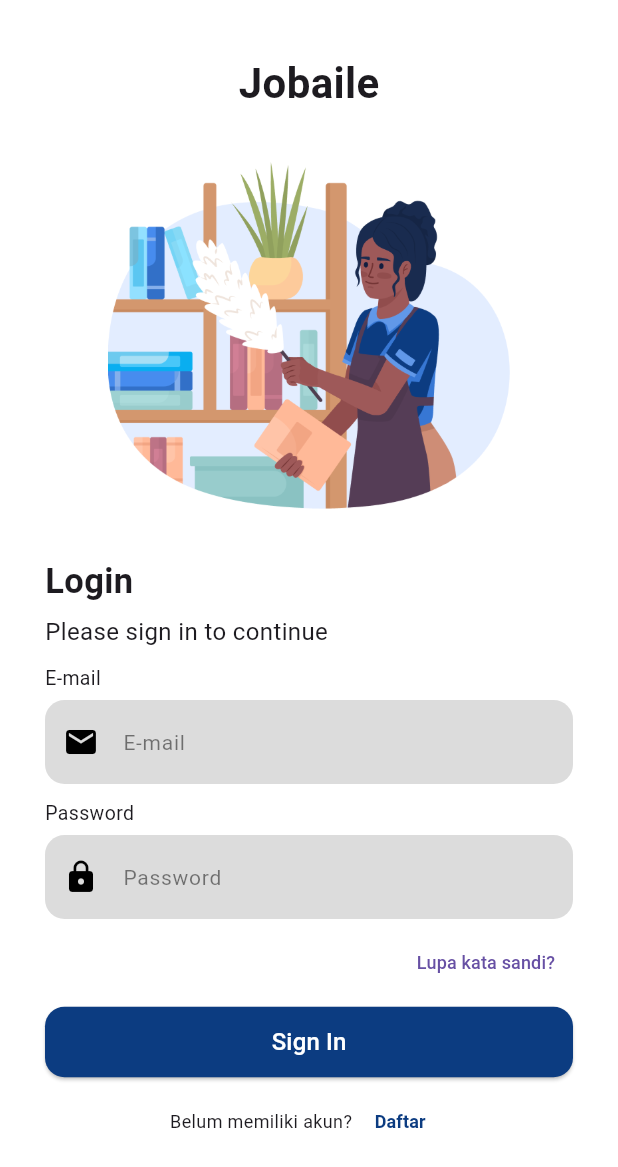
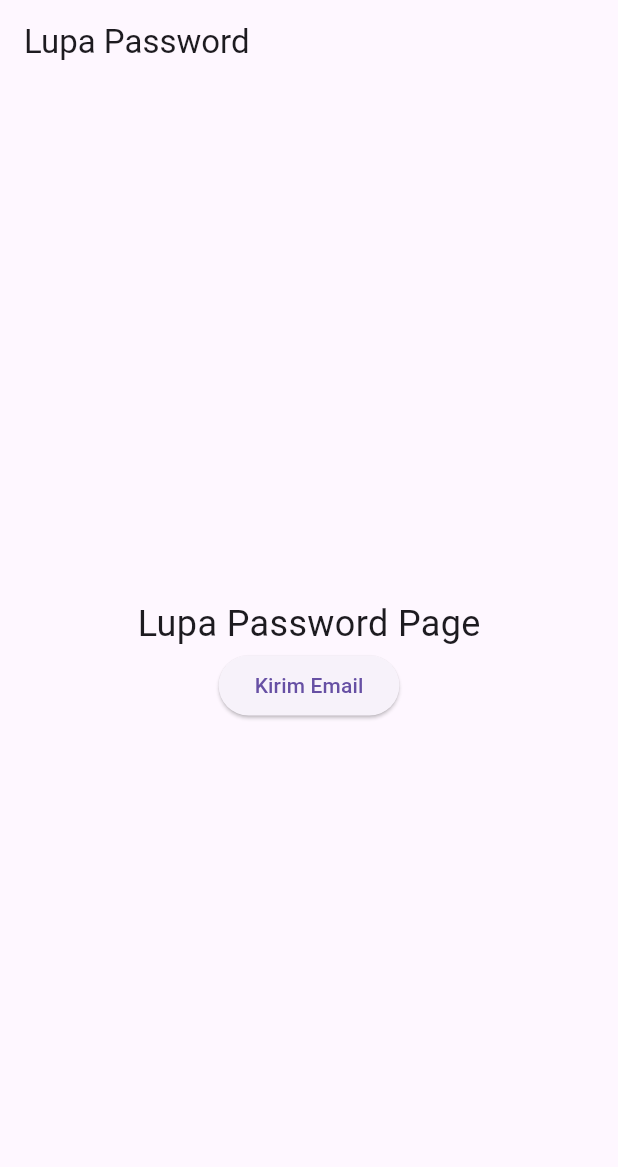
Before and after one commit to chaidenfoanto/Jobaile_FRONTEND_Recruiter, a Flutter app: the screen it shows after launch, after a tap on "Lupa kata sandi?", on a phone screen of 412 x 824 dp. Shown: the top 1167 px of the screen. Run offline on Flutter 3.47's test engine with Material 3 defaults, Android fonts, the light colour scheme and no system bars; our stand-ins replace flutter_bloc, go_router; Roboto replaces fonts that are missing (Poppins).

Commit message:
login bloc dan go router

```diff
--- /dev/null
+++ b/front-end/lib/BLoC/loginbloc/login_bloc.dart
@@ -0,0 +1,33 @@
+// login_bloc.dart
+import 'package:flutter_bloc/flutter_bloc.dart';
+import 'package:login/repository/auth_repository.dart';
+import 'login_event.dart';
+import 'login_state.dart';// Import AuthRepository di sini
+
+class AuthBloc extends Bloc<LoginEvent, LoginState> {
+  final AuthRepository authRepository;
+
+  AuthBloc({required this.authRepository}) : super(LoginInitial()) {
+    on<LoginSubmitted>(_onLoginSubmitted);
+  }
+
+  Future<void> _onLoginSubmitted(
+    LoginSubmitted event,
+    Emitter<LoginState> emit,
+  ) async {
+    emit(LoginLoading());
+
+    try {
+      // Gunakan authRepository untuk autentikasi
+      final bool success = await authRepository.authenticate(event.email, event.password);
+
+      if (success) {
+        emit(LoginSuccess());
+      } else {
+        emit(LoginFailure(message: 'Email atau password salah.'));
+      }
+    } catch (e) {
+      emit(LoginFailure(message: 'Terjadi kesalahan: ${e.toString()}'));
+    }
+  }
+}
--- /dev/null
+++ b/front-end/lib/BLoC/loginbloc/login_event.dart
@@ -0,0 +1,9 @@
+// login_event.dart
+abstract class LoginEvent {}
+
+class LoginSubmitted extends LoginEvent {
+  final String email;
+  final String password;
+
+  LoginSubmitted({required this.email, required this.password});
+}
--- /dev/null
+++ b/front-end/lib/BLoC/loginbloc/login_state.dart
@@ -0,0 +1,14 @@
+// login_state.dart
+abstract class LoginState {}
+
+class LoginInitial extends LoginState {}
+
+class LoginLoading extends LoginState {}
+
+class LoginSuccess extends LoginState {}
+
+class LoginFailure extends LoginState {
+  final String message;
+
+  LoginFailure({required this.message});
+}
--- a/front-end/lib/main.dart
+++ b/front-end/lib/main.dart
@@ -1,9 +1,40 @@
 import 'package:flutter/material.dart';
-import 'package:login/login.dart';
+import 'package:flutter_bloc/flutter_bloc.dart';
+import 'package:login/BLoC/loginbloc/login_bloc.dart';
+import 'package:login/repository/auth_repository.dart';
+import 'package:login/route/go-route-list.dart';
 
 void main() {
-  runApp(MaterialApp(
-    home: const LoginPage(),
-    debugShowCheckedModeBanner: false,
-  ));
+  final authRepository = AuthRepository(); // Misalnya kamu punya repo untuk auth
+
+  runApp(MyApp(authRepository: authRepository));
 }
+
+class MyApp extends StatelessWidget {
+  final AuthRepository authRepository;
+
+  const MyApp({Key? key, required this.authRepository}) : super(key: key);
+
+  @override
+  Widget build(BuildContext context) {
+    return MultiBlocProvider(
+      providers: [
+        BlocProvider<AuthBloc>(
+          create: (_) => AuthBloc(authRepository: authRepository),
+        ),
+        // Tambahkan bloc lain di sini
+        // BlocProvider<ProfileBloc>(
+        //   create: (_) => ProfileBloc(profileRepository: ...),
+        // ),
+        // BlocProvider<HomeBloc>(
+        //   create: (_) => HomeBloc(homeRepository: ...),
+        // ),
+      ],
+      child: MaterialApp.router(
+        title: 'Jobaile',
+        debugShowCheckedModeBanner: false,
+        routerConfig: rutepage,
+      ),
+    );
+  }
+}
--- /dev/null
+++ b/front-end/lib/repository/auth_repository.dart
@@ -0,0 +1,10 @@
+class AuthRepository {
+  Future<bool> authenticate(String email, String password) async {
+    await Future.delayed(Duration(seconds: 1)); // Simulasi API delay
+
+    if (email == 'a' && password == 'a') {
+      return true;
+    }
+    return false;
+  }
+}
--- /dev/null
+++ b/front-end/lib/route/go-route-list.dart
@@ -0,0 +1,27 @@
+import 'package:go_router/go_router.dart';
+import 'package:login/views/Dashboard.dart';
+import 'package:login/views/login.dart';
+import 'package:login/views/lupa.dart';
+import 'package:login/views/register..dart';
+
+final rutepage = GoRouter(
+  initialLocation: '/login',
+  routes: [
+    GoRoute(
+      path: '/login',
+      builder: (context, state) => const LoginPage(),
+    ),
+    GoRoute(
+      path: '/register',
+      builder: (context, state) => RegisterPage(),
+    ),
+    GoRoute(
+      path: '/lupa-password',
+      builder: (context, state) => const LupaPassword(),
+    ),
+    GoRoute(
+      path: '/dashboard',
+      builder: (context, state) => const DashboardPage(),
+    ),
+  ],
+);
--- a/front-end/lib/login.dart
+++ b/front-end/lib/views/login.dart
@@ -1,5 +1,10 @@
 import 'package:flutter/material.dart';
+import 'package:flutter_bloc/flutter_bloc.dart';
+import 'package:go_router/go_router.dart';
 import 'package:login/color/color.dart';
+import 'package:login/BLoC/loginbloc/login_bloc.dart';
+import 'package:login/BLoC/loginbloc/login_event.dart';
+import 'package:login/BLoC/loginbloc/login_state.dart';
 
 class LoginPage extends StatefulWidget {
   const LoginPage({super.key});
@@ -34,11 +39,9 @@
       return;
     }
 
-    ScaffoldMessenger.of(context).showSnackBar(
-      SnackBar(
-        content: Text('Berhasil menekan login (belum terhubung ke API).'),
-      ),
-    );
+
+
+    context.read<AuthBloc>().add(LoginSubmitted(email: email, password: password));
   }
 
   Widget _buildForm() {
@@ -46,6 +49,7 @@
     final panjanglayar = ukuranlayar.width;
     final lebarlayar = ukuranlayar.height;
     final bool isLandscape = lebarlayar > panjanglayar;
+
     return Column(
       mainAxisSize: MainAxisSize.min,
       crossAxisAlignment: CrossAxisAlignment.start,
@@ -120,7 +124,7 @@
         Align(
           alignment: Alignment.centerRight,
           child: TextButton(
-            onPressed: () {},
+            onPressed: () => context.go('/lupa-password'),
             child: Text(
               'Lupa kata sandi?',
               style: TextStyle(fontSize: 12, fontFamily: 'Poppins'),
@@ -155,7 +159,7 @@
               style: TextStyle(fontSize: 12, fontFamily: 'Poppins'),
             ),
             TextButton(
-              onPressed: () {},
+              onPressed: () => context.go('/register'),
               child: Text(
                 'Daftar',
                 style: TextStyle(
@@ -177,7 +181,32 @@
     final ukuranlayar = MediaQuery.of(context).size;
     final pjgfoto = ukuranlayar.width;
     final lbrfoto = ukuranlayar.height;
-    return Scaffold(
+
+    return BlocListener<AuthBloc, LoginState>(
+      listener: (context, state) {
+        if (state is LoginLoading) {
+          showDialog(
+            context: context,
+            barrierDismissible: false,
+            builder: (_) => Center(child: CircularProgressIndicator()),
+          );
+        } else {
+          Navigator.of(context, rootNavigator: true).pop(); // Tutup dialog loading
+          if (state is LoginSuccess) {
+            ScaffoldMessenger.of(context).showSnackBar(SnackBar(
+              content: Text('Login berhasil!'),
+              backgroundColor: Colors.green,
+            ));
+            context.go('/home'); // Ganti dengan rute yang sesuai
+          } else if (state is LoginFailure) {
+            ScaffoldMessenger.of(context).showSnackBar(SnackBar(
+              content: Text(state.message),
+              backgroundColor: Colors.red,
+            ));
+          }
+        }
+      },
+      child: Scaffold(
         backgroundColor: Colors.white,
         body: LayoutBuilder(
           builder: (context, constraints) {
@@ -190,8 +219,8 @@
                       children: [
                         ConstrainedBox(
                           constraints: BoxConstraints(
-                          maxWidth: pjgfoto*0.35,
-                          maxHeight: lbrfoto*0.85,
+                            maxWidth: pjgfoto * 0.35,
+                            maxHeight: lbrfoto * 0.85,
                           ),
                           child: Image.asset(
                             'assets/foto/AssetImage.png',
@@ -204,9 +233,7 @@
                     )
                   : Column(
                       children: [
-                      SizedBox(
-                        height: lbrfoto > 840 ? 12 : 5, // 740 hp kecil 914 hp besar
-                      ),
+                        SizedBox(height: lbrfoto > 840 ? 12 : 5),
                         Text(
                           'Jobaile',
                           style: TextStyle(
@@ -217,8 +244,8 @@
                         ),
                         Image.asset(
                           'assets/foto/AssetImage.png',
-                        height: lbrfoto > 840 ? lbrfoto * 0.40 : lbrfoto * 0.36, // 740 hp kecil 914 hp besar
-                        width: pjgfoto*0.65,
+                          height: lbrfoto > 840 ? lbrfoto * 0.40 : lbrfoto * 0.36,
+                          width: pjgfoto * 0.65,
                         ),
                         _buildForm(),
                       ],
@@ -226,6 +253,7 @@
             );
           },
         ),
+      ),
     );
   }
 }
--- /dev/null
+++ b/front-end/lib/views/lupa.dart
@@ -0,0 +1,36 @@
+import 'package:flutter/material.dart';
+
+class LupaPassword extends StatefulWidget {
+  const LupaPassword({super.key});
+
+  @override
+  State<LupaPassword> createState() => _LupaPasswordState();
+}
+
+class _LupaPasswordState extends State<LupaPassword> {
+  @override
+  Widget build(BuildContext context) {
+    return Scaffold(
+      appBar: AppBar(
+        title: const Text('Lupa Password'),
+      ),
+      body: Center(
+        child: Column(
+          mainAxisAlignment: MainAxisAlignment.center,
+          children: <Widget>[
+            const Text(
+              'Lupa Password Page',
+              style: TextStyle(fontSize: 24),
+            ),
+            ElevatedButton(
+              onPressed: () {
+                // Aksi ketika tombol ditekan
+              },
+              child: const Text('Kirim Email'),
+            ),
+          ],
+        ),
+      ),
+    );
+  }
+}
--- a/front-end/pubspec.yaml
+++ b/front-end/pubspec.yaml
@@ -36,6 +36,8 @@
   cupertino_icons: ^1.0.8
   objectbox: ^4.2.0
   objectbox_flutter_libs: any
+  flutter_bloc: ^9.1.1
+  go_router: ^15.1.2
 
 dev_dependencies:
   flutter_test:
```
Also changed, not shown: front-end/lib/views/Dashboard.dart (added, +36 -0 lines), front-end/lib/views/register..dart (added, +36 -0 lines), front-end/pubspec.lock, 126 other files. Lines whose indentation alone changed are shown as unchanged.
